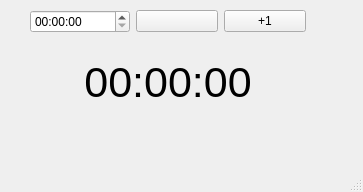
The window that minuteur.ui (paulez/minuteur) describes before a commit, drawn with Qt 5.
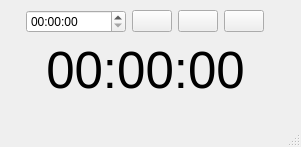
The same window after the commit.

What changed in the file:
```diff
--- a/minuteur.ui
+++ b/minuteur.ui
@@ -6,8 +6,8 @@
    <rect>
     <x>0</x>
     <y>0</y>
-    <width>363</width>
-    <height>192</height>
+    <width>301</width>
+    <height>147</height>
    </rect>
   </property>
   <property name="windowTitle">
@@ -17,15 +17,28 @@
    <widget class="QWidget" name="">
     <property name="geometry">
      <rect>
-      <x>30</x>
+      <x>0</x>
       <y>10</y>
-      <width>276</width>
-      <height>115</height>
+      <width>291</width>
+      <height>91</height>
      </rect>
     </property>
     <layout class="QVBoxLayout" name="verticalLayout">
      <item>
       <layout class="QHBoxLayout" name="horizontalLayout">
+       <item>
+        <spacer name="horizontalSpacer">
+         <property name="orientation">
+          <enum>Qt::Horizontal</enum>
+         </property>
+         <property name="sizeHint" stdset="0">
+          <size>
+           <width>40</width>
+           <height>20</height>
+          </size>
+         </property>
+        </spacer>
+       </item>
        <item>
         <widget class="QTimeEdit" name="timeEdit">
          <property name="minimumSize">
@@ -46,20 +59,40 @@
          </property>
         </widget>
        </item>
+       <item>
+        <widget class="QPushButton" name="pushButtonStop">
+         <property name="text">
+          <string/>
+         </property>
+        </widget>
+       </item>
        <item>
         <widget class="QPushButton" name="pushButtonPlusOne">
          <property name="text">
-          <string>+1</string>
+          <string/>
          </property>
         </widget>
        </item>
+       <item>
+        <spacer name="horizontalSpacer_2">
+         <property name="orientation">
+          <enum>Qt::Horizontal</enum>
+         </property>
+         <property name="sizeHint" stdset="0">
+          <size>
+           <width>40</width>
+           <height>20</height>
+          </size>
+         </property>
+        </spacer>
+       </item>
       </layout>
      </item>
      <item>
       <widget class="QLabel" name="timeLabel">
        <property name="font">
         <font>
-         <pointsize>32</pointsize>
+         <pointsize>38</pointsize>
         </font>
        </property>
        <property name="text">
```
Left out of the diff: 2 changed lines with no effect on the pictures.
